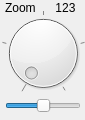
This is zoomcontrolwidget.ui in evovch/bcontrol as Qt 5 draws it before an edit. The edited form follows.
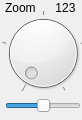
This is the edited form. Custom widgets are drawn as their Qt base class.

The edit to the form file:
```diff
--- a/zoomcontrolwidget.ui
+++ b/zoomcontrolwidget.ui
@@ -6,7 +6,7 @@
    <rect>
     <x>0</x>
     <y>0</y>
-    <width>85</width>
+    <width>82</width>
     <height>120</height>
    </rect>
   </property>
```
